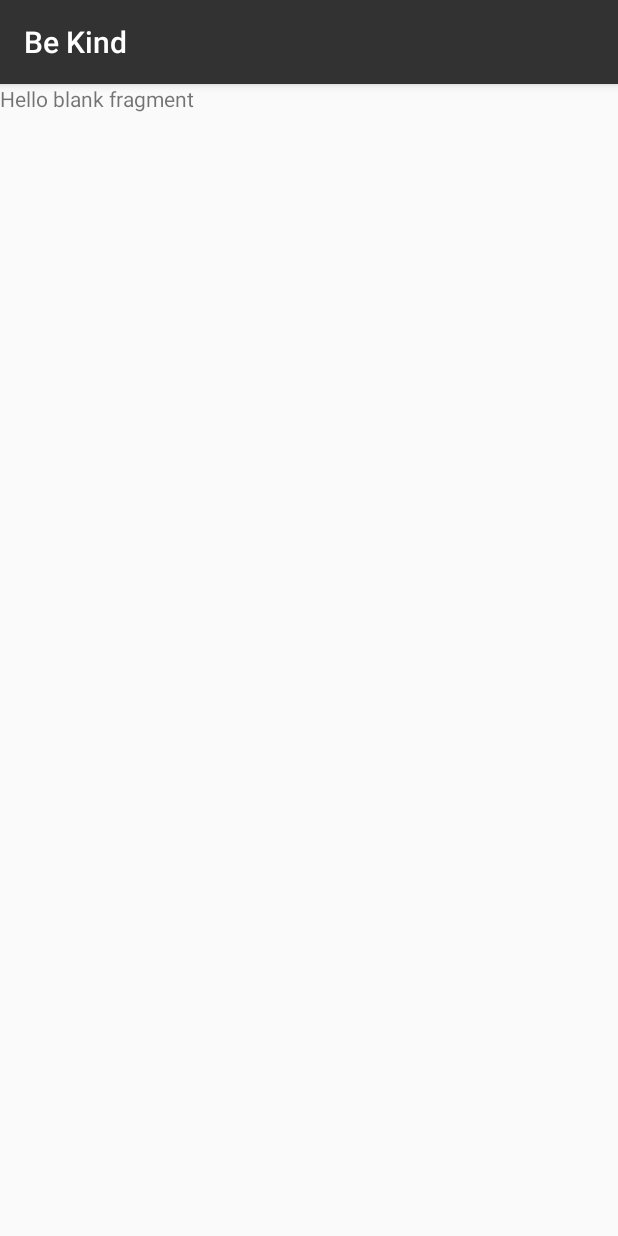
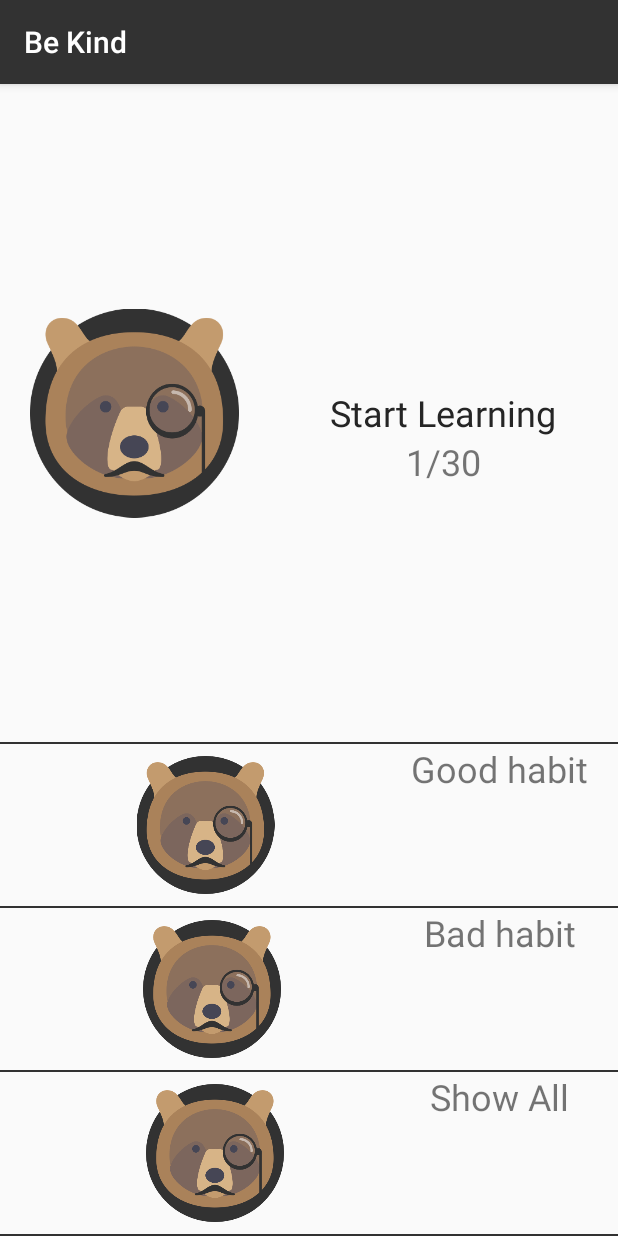
Before and after one commit to SelfFormat/eB_dniK, an Android app: the fragment ModeFragment shown on its own in the app's theme, on a phone screen of 412 x 824 dp. Run offline under Robolectric (Android 15) with nearby library versions, the phone set to English and light mode, and no system bars.

Commit message:
Mode Fragment basic XML view

```diff
--- a/app/src/main/res/layout/fragment_mode.xml
+++ b/app/src/main/res/layout/fragment_mode.xml
@@ -1,13 +1,135 @@
-<FrameLayout xmlns:android="http://schemas.android.com/apk/res/android"
+<LinearLayout xmlns:android="http://schemas.android.com/apk/res/android"
     xmlns:tools="http://schemas.android.com/tools"
     android:layout_width="match_parent"
     android:layout_height="match_parent"
-    tools:context="com.veriqus.savoirvivre.ModeFragment">
+    tools:context="com.veriqus.savoirvivre.ModeFragment"
+    android:orientation="vertical">
 
-    <!-- TODO: Update blank fragment layout -->
-    <TextView
+
+    <LinearLayout
+        android:layout_weight="0.5"
         android:layout_width="match_parent"
         android:layout_height="match_parent"
-        android:text="@string/hello_blank_fragment" />
+        android:orientation="horizontal">
 
-</FrameLayout>
+        <ImageView
+            android:layout_width="179dp"
+            android:layout_height="match_parent"
+            android:src="@mipmap/ic_launcher"
+            android:padding="20dp"/>
+
+        <RelativeLayout
+            android:layout_width="match_parent"
+            android:layout_height="match_parent">
+
+            <TextView
+                android:id="@+id/textView2"
+                android:layout_width="wrap_content"
+                android:layout_height="wrap_content"
+                android:text="@string/startLearning"
+                android:textSize="24dp"
+                android:textColor="@color/colorPrimaryDark"
+                android:layout_centerInParent="true" />
+            <TextView
+                android:id="@+id/textView3"
+                android:layout_width="match_parent"
+                android:layout_height="wrap_content"
+                android:textAlignment="center"
+                android:text="1/30"
+                android:textSize="24dp"
+                android:layout_below="@id/textView2" />
+
+        </RelativeLayout>
+
+
+
+    </LinearLayout>
+
+    <View
+        android:layout_width="match_parent"
+        android:layout_height="1dp"
+        android:background="@color/colorPrimary"/>
+
+    <LinearLayout
+        android:layout_weight="1"
+        android:layout_width="match_parent"
+        android:layout_height="match_parent"
+        android:orientation="horizontal">
+
+        <ImageView
+            android:layout_weight="1"
+            android:layout_width="wrap_content"
+            android:layout_height="match_parent"
+            android:src="@mipmap/ic_launcher"
+            android:padding="8dp"/>
+
+        <TextView
+            android:id="@+id/textView4"
+            android:layout_width="wrap_content"
+            android:layout_height="wrap_content"
+            android:layout_weight="1"
+            android:text="@string/good"
+            android:textSize="24dp" />
+
+    </LinearLayout>
+
+    <View
+        android:layout_width="match_parent"
+        android:layout_height="1dp"
+        android:background="@color/colorPrimary"/>
+
+    <LinearLayout
+        android:layout_weight="1"
+        android:layout_width="match_parent"
+        android:layout_height="match_parent"
+        android:orientation="horizontal">
+
+        <ImageView
+            android:layout_weight="1"
+            android:layout_width="wrap_content"
+            android:layout_height="match_parent"
+            android:src="@mipmap/ic_launcher"
+            android:padding="8dp"/>
+
+        <TextView
+            android:layout_weight="1"
+            android:layout_width="wrap_content"
+            android:layout_height="wrap_content"
+            android:text="@string/bad"
+            android:textSize="24dp"/>
+
+    </LinearLayout>
+
+    <View
+        android:layout_width="match_parent"
+        android:layout_height="1dp"
+        android:background="@color/colorPrimary"/>
+
+    <LinearLayout
+        android:layout_weight="1"
+        android:layout_width="match_parent"
+        android:layout_height="match_parent"
+        android:orientation="horizontal">
+
+        <ImageView
+            android:layout_weight="1"
+            android:layout_width="wrap_content"
+            android:layout_height="match_parent"
+            android:src="@mipmap/ic_launcher"
+            android:padding="8dp"/>
+
+        <TextView
+            android:layout_weight="1"
+            android:layout_width="wrap_content"
+            android:layout_height="wrap_content"
+            android:text="@string/showAll"
+            android:textSize="24dp"/>
+
+    </LinearLayout>
+
+    <View
+        android:layout_width="match_parent"
+        android:layout_height="1dp"
+        android:background="@color/colorPrimary"/>
+
+</LinearLayout>
--- a/app/src/main/res/values/strings.xml
+++ b/app/src/main/res/values/strings.xml
@@ -78,5 +78,7 @@
     <string name="subCat6_2_animals">Animals</string>
     <string name="subCat6_3_children">Children</string>
     <string name="subCat6_4_others">Others</string>
+    <string name="startLearning">Start Learning</string>
+    <string name="showAll">Show All</string>
 
 </resources>
```
Also changed, not shown: 1 other file.
